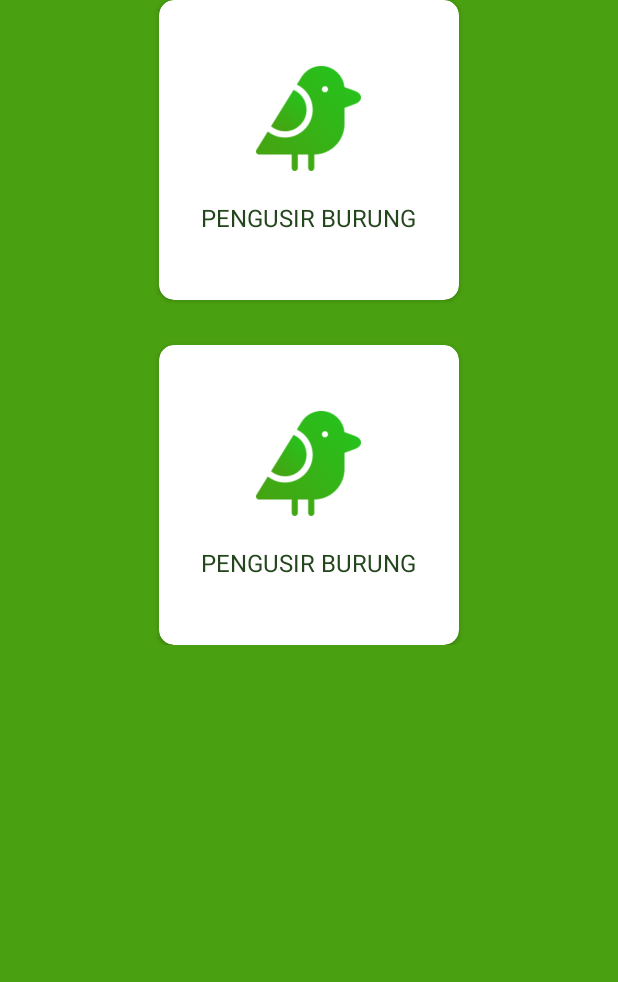
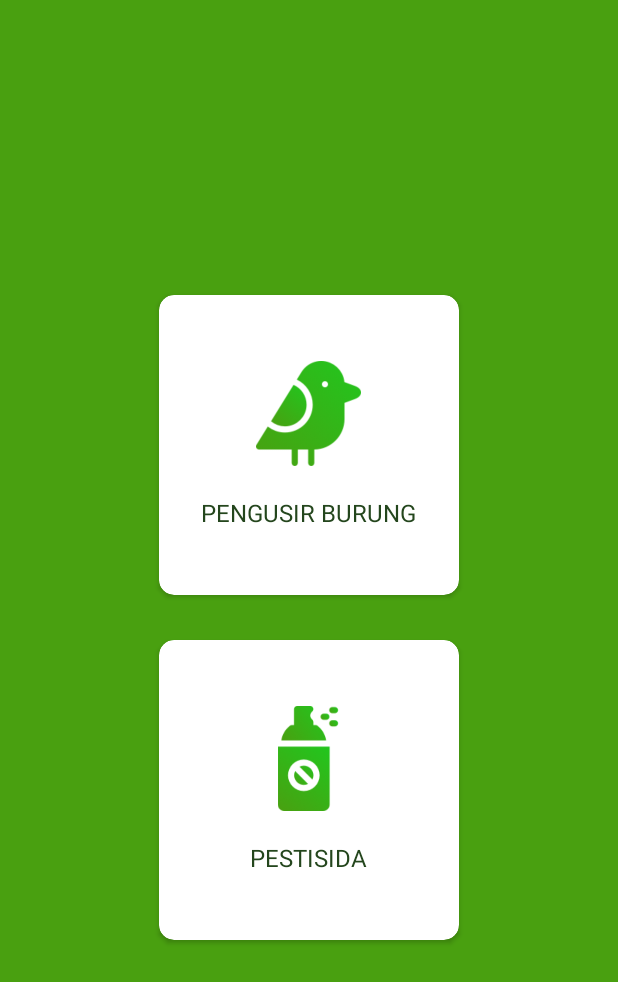
Before and after one commit to irvandandung/FarmBot, an Android app: the screen it shows after launch (HomeActivity), on a phone screen of 412 x 824 dp. Shown: the top 982 px of the screen. Run offline under Robolectric (Android 15) with nearby library versions, the phone set to English and light mode, and no system bars.

Commit message:
redesign HOME

```diff
--- a/app/src/main/res/layout/activity_home.xml
+++ b/app/src/main/res/layout/activity_home.xml
@@ -1,5 +1,5 @@
 <?xml version="1.0" encoding="utf-8"?>
-<LinearLayout xmlns:android="http://schemas.android.com/apk/res/android"
+<android.support.design.widget.CoordinatorLayout xmlns:android="http://schemas.android.com/apk/res/android"
     xmlns:app="http://schemas.android.com/apk/res-auto"
     xmlns:tools="http://schemas.android.com/tools"
     android:layout_width="match_parent"
@@ -10,7 +10,7 @@
 
     <LinearLayout
         android:layout_width="match_parent"
-        android:layout_height="wrap_content"
+        android:layout_height="match_parent"
         android:orientation="vertical"
         android:gravity="center">
 
@@ -57,12 +57,12 @@
                     android:layout_width="@dimen/icon_size_home"
                     android:layout_height="70dp"
                     android:layout_marginBottom="@dimen/padding_text"
-                    android:src="@drawable/ic_bird" />
+                    android:src="@drawable/ic_pesticide" />
 
                 <TextView
                     android:layout_width="wrap_content"
                     android:layout_height="wrap_content"
-                    android:text="@string/pengusir_burung"
+                    android:text="@string/pestisida"
                     android:textAllCaps="true"
                     android:textColor="@color/color_text"
                     android:textSize="@dimen/text_size" />
@@ -71,4 +71,4 @@
 
     </LinearLayout>
 
-</LinearLayout>
+</android.support.design.widget.CoordinatorLayout>
--- a/app/src/main/res/values/strings.xml
+++ b/app/src/main/res/values/strings.xml
@@ -1,4 +1,5 @@
 <resources>
     <string name="app_name">FarmBot</string>
     <string name="pengusir_burung">pengusir burung</string>
+    <string name="pestisida">pestisida</string>
 </resources>
```
